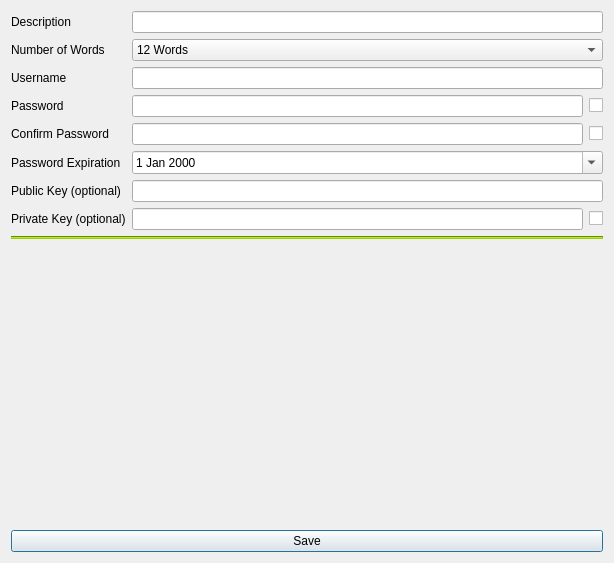
First picture: the form in designs/xml/crypto_vault_window.ui, repository daniel-deru/WorkMate-3.0, before the edit.
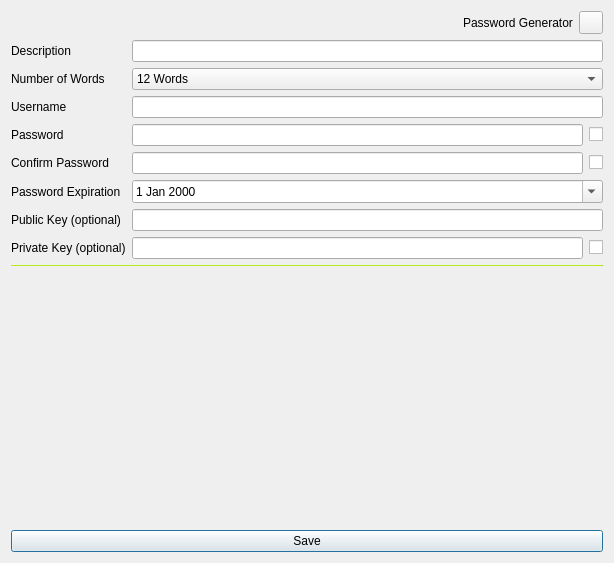
Second picture: the form after the edit.

Commit message: finished password expiry

What changed in the file:
```diff
--- a/designs/xml/crypto_vault_window.ui
+++ b/designs/xml/crypto_vault_window.ui
@@ -14,6 +14,40 @@
    <string>Add Crypto Secret</string>
   </property>
   <layout class="QVBoxLayout" name="verticalLayout_3">
+   <item>
+    <layout class="QHBoxLayout" name="horizontalLayout_3">
+     <item>
+      <spacer name="horizontalSpacer">
+       <property name="orientation">
+        <enum>Qt::Horizontal</enum>
+       </property>
+       <property name="sizeHint" stdset="0">
+        <size>
+         <width>40</width>
+         <height>20</height>
+        </size>
+       </property>
+      </spacer>
+     </item>
+     <item>
+      <widget class="QLabel" name="lbl_generate_password">
+       <property name="text">
+        <string>Password Generator</string>
+       </property>
+      </widget>
+     </item>
+     <item>
+      <widget class="QToolButton" name="tbtn_generate_password">
+       <property name="cursor">
+        <cursorShape>PointingHandCursor</cursorShape>
+       </property>
+       <property name="text">
+        <string/>
+       </property>
+      </widget>
+     </item>
+    </layout>
+   </item>
    <item>
     <layout class="QFormLayout" name="formLayout">
      <item row="0" column="0">
@@ -208,6 +242,12 @@
    </item>
    <item>
     <widget class="QFrame" name="frame">
+     <property name="maximumSize">
+      <size>
+       <width>16777215</width>
+       <height>1</height>
+      </size>
+     </property>
      <property name="styleSheet">
       <string notr="true">background-color: #9ecd16;</string>
      </property>
```
The commit also changes 31 other files.
